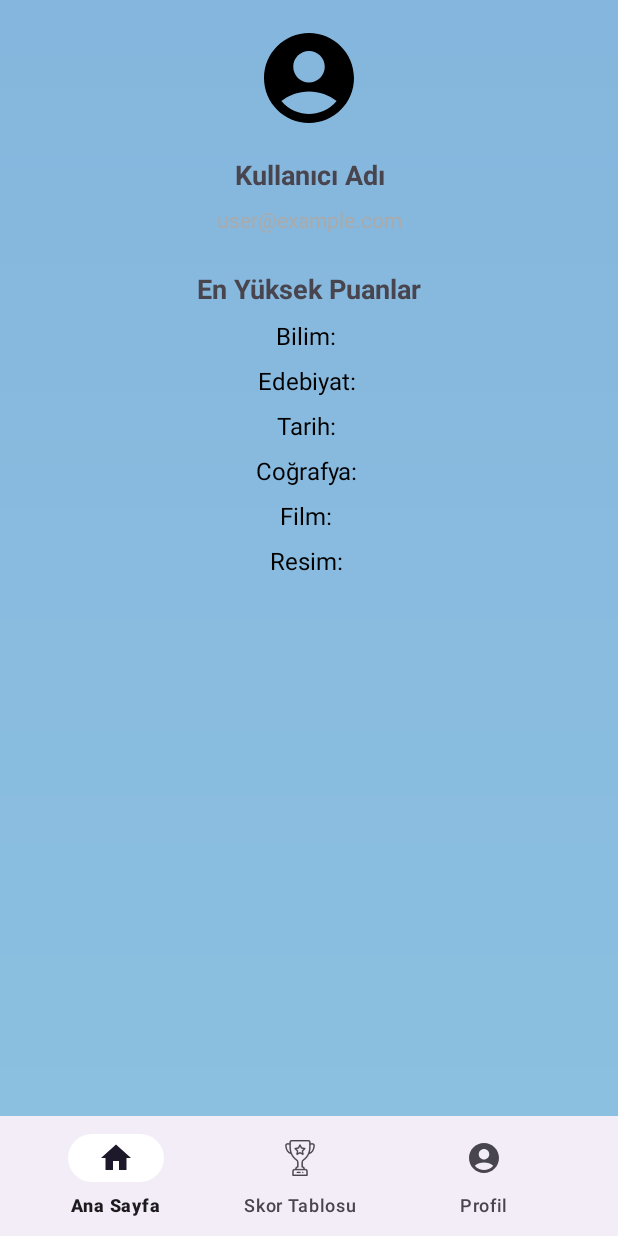
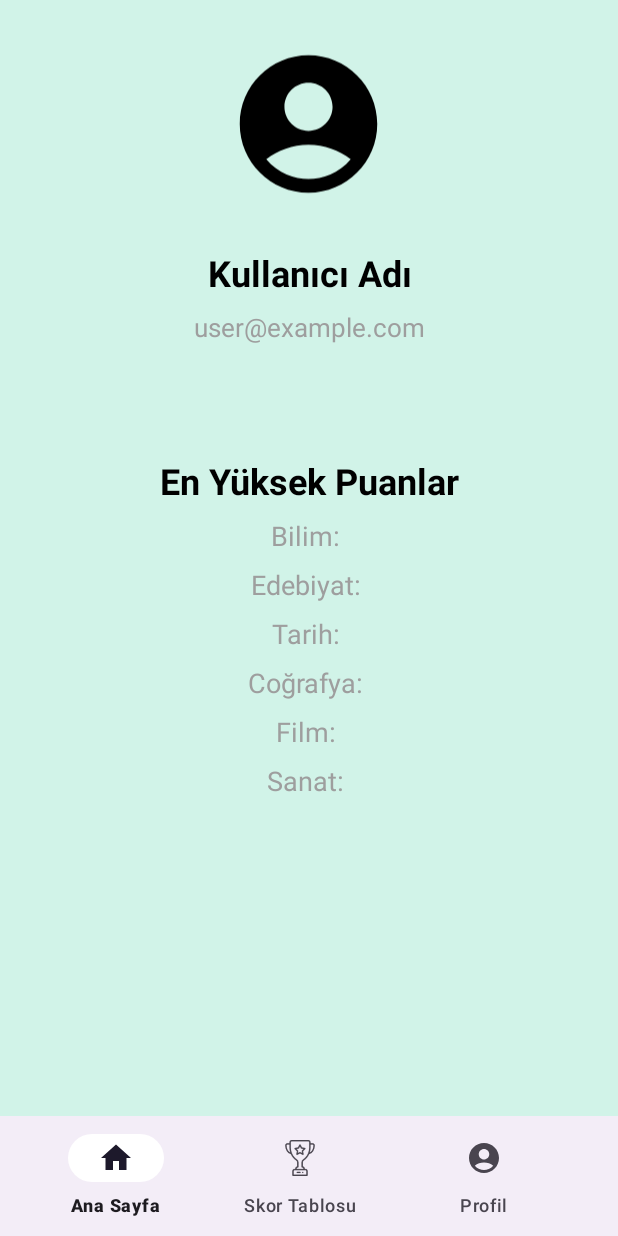
Before and after one commit to kdrksml/QuizApp, an Android app: the fragment ProfileFragment placed in its activity, on a phone screen of 412 x 824 dp. Run offline under Robolectric (Android 15) with nearby library versions, the phone set to English and light mode, and no system bars; our stand-ins replace Firebase (no records; nobody signed in at launch, a user with empty details on screens opened directly).

Commit message:
some changes

```diff
--- a/app/src/main/java/com/example/quizapp/ProfileFragment.java
+++ b/app/src/main/java/com/example/quizapp/ProfileFragment.java
@@ -66,12 +66,12 @@ public class ProfileFragment extends Fragment {
                             emailTextView.setText(email);
 
                             // Set the scores for different categories in the TextViews
-                            scienceScoreTextView.setText("Science: " + String.valueOf(scienceScore));
-                            literatureScoreTextView.setText("Literature: " + String.valueOf(literatureScore));
-                            historyScoreTextView.setText("History: " + String.valueOf(historyScore));
-                            geographyScoreTextView.setText("Geography: " + String.valueOf(geographyScore));
-                            movieScoreTextView.setText("Movie: " + String.valueOf(movieScore));
-                            artScoreTextView.setText("Art: " + String.valueOf(artScore));
+                            scienceScoreTextView.setText("Bilim: " + String.valueOf(scienceScore));
+                            literatureScoreTextView.setText("Edebiyat: " + String.valueOf(literatureScore));
+                            historyScoreTextView.setText("Tarih: " + String.valueOf(historyScore));
+                            geographyScoreTextView.setText("Coğrafya: " + String.valueOf(geographyScore));
+                            movieScoreTextView.setText("Film: " + String.valueOf(movieScore));
+                            artScoreTextView.setText("Sanat: " + String.valueOf(artScore));
                         }
                     }
                 }
--- a/app/src/main/res/layout/fragment_library.xml
+++ b/app/src/main/res/layout/fragment_library.xml
@@ -2,7 +2,7 @@
     xmlns:tools="http://schemas.android.com/tools"
     android:layout_width="match_parent"
     android:layout_height="match_parent"
-    android:background="@color/lavender"
+    android:background="@color/soft_green"
     tools:context=".LibraryFragment">
 
     <TableLayout
@@ -86,7 +86,7 @@
                 android:layout_width="0dp"
                 android:layout_height="wrap_content"
                 android:layout_weight="1"
-                android:text="Resim" />
+                android:text="Sanat" />
 
             <TextView
                 android:id="@+id/artUsername"
--- a/app/src/main/res/layout/fragment_profile.xml
+++ b/app/src/main/res/layout/fragment_profile.xml
@@ -3,7 +3,7 @@
     xmlns:tools="http://schemas.android.com/tools"
     android:layout_width="match_parent"
     android:layout_height="match_parent"
-    android:background="@drawable/gradient_light_blue"
+    android:background="@color/soft_green"
     tools:context=".ProfileFragment">
 
     <LinearLayout
@@ -13,19 +13,20 @@
         android:padding="16dp">
 
         <ImageView
-            android:layout_width="72dp"
-            android:layout_height="72dp"
-            android:src="@drawable/baseline_account_circle_24"
+            android:layout_width="110dp"
+            android:layout_height="133dp"
             android:layout_gravity="center"
-            android:contentDescription="Profile Picture"/>
+            android:contentDescription="Profile Picture"
+            android:src="@drawable/baseline_account_circle_24" />
 
         <TextView
             android:id="@+id/usernameTextView"
             android:layout_width="match_parent"
             android:layout_height="wrap_content"
             android:text="Kullanıcı Adı"
-            android:textSize="18sp"
+            android:textSize="24sp"
             android:textStyle="bold"
+            android:textColor="@color/black"
             android:gravity="center_horizontal"
             android:layout_marginTop="16dp"/>
 
@@ -34,18 +35,20 @@
             android:layout_width="match_parent"
             android:layout_height="wrap_content"
             android:text="user@example.com"
-            android:textSize="14sp"
+            android:layout_marginBottom="50dp"
+            android:textSize="17sp"
             android:gravity="center_horizontal"
             android:layout_marginTop="8dp"
-            android:textColor="@android:color/darker_gray"/>
+            android:textColor="@color/gray"/>
 
         <TextView
             android:layout_width="match_parent"
             android:layout_height="wrap_content"
             android:text="En Yüksek Puanlar"
-            android:textSize="18sp"
+            android:textSize="24sp"
             android:textStyle="bold"
             android:gravity="center_horizontal"
+            android:textColor="@color/black"
             android:layout_marginTop="24dp"/>
 
         <TextView
@@ -53,60 +56,60 @@
             android:layout_width="match_parent"
             android:layout_height="wrap_content"
             android:text="Bilim: "
-            android:textSize="16sp"
+            android:textSize="18sp"
             android:gravity="center_horizontal"
             android:layout_marginTop="8dp"
-            android:textColor="@android:color/black"/>
+            android:textColor="@color/gray"/>
 
         <TextView
             android:id="@+id/literatureScoreTextView"
             android:layout_width="match_parent"
             android:layout_height="wrap_content"
             android:text="Edebiyat: "
-            android:textSize="16sp"
+            android:textSize="18sp"
             android:gravity="center_horizontal"
             android:layout_marginTop="8dp"
-            android:textColor="@android:color/black"/>
+            android:textColor="@color/gray"/>
 
         <TextView
             android:id="@+id/historyScoreTextView"
             android:layout_width="match_parent"
             android:layout_height="wrap_content"
             android:text="Tarih: "
-            android:textSize="16sp"
+            android:textSize="18sp"
             android:gravity="center_horizontal"
             android:layout_marginTop="8dp"
-            android:textColor="@android:color/black"/>
+            android:textColor="@color/gray"/>
 
         <TextView
             android:id="@+id/geographyScoreTextView"
             android:layout_width="match_parent"
             android:layout_height="wrap_content"
             android:text="Coğrafya: "
-            android:textSize="16sp"
+            android:textSize="18sp"
             android:gravity="center_horizontal"
             android:layout_marginTop="8dp"
-            android:textColor="@android:color/black"/>
+            android:textColor="@color/gray"/>
 
         <TextView
             android:id="@+id/movieScoreTextView"
             android:layout_width="match_parent"
             android:layout_height="wrap_content"
             android:text="Film: "
-            android:textSize="16sp"
+            android:textSize="18sp"
             android:gravity="center_horizontal"
             android:layout_marginTop="8dp"
-            android:textColor="@android:color/black"/>
+            android:textColor="@color/gray"/>
 
         <TextView
             android:id="@+id/artScoreTextView"
             android:layout_width="match_parent"
             android:layout_height="wrap_content"
-            android:text="Resim: "
-            android:textSize="16sp"
+            android:text="Sanat: "
+            android:textSize="18sp"
             android:gravity="center_horizontal"
             android:layout_marginTop="8dp"
-            android:textColor="@android:color/black"/>
+            android:textColor="@color/gray"/>
 
     </LinearLayout>
 
```
